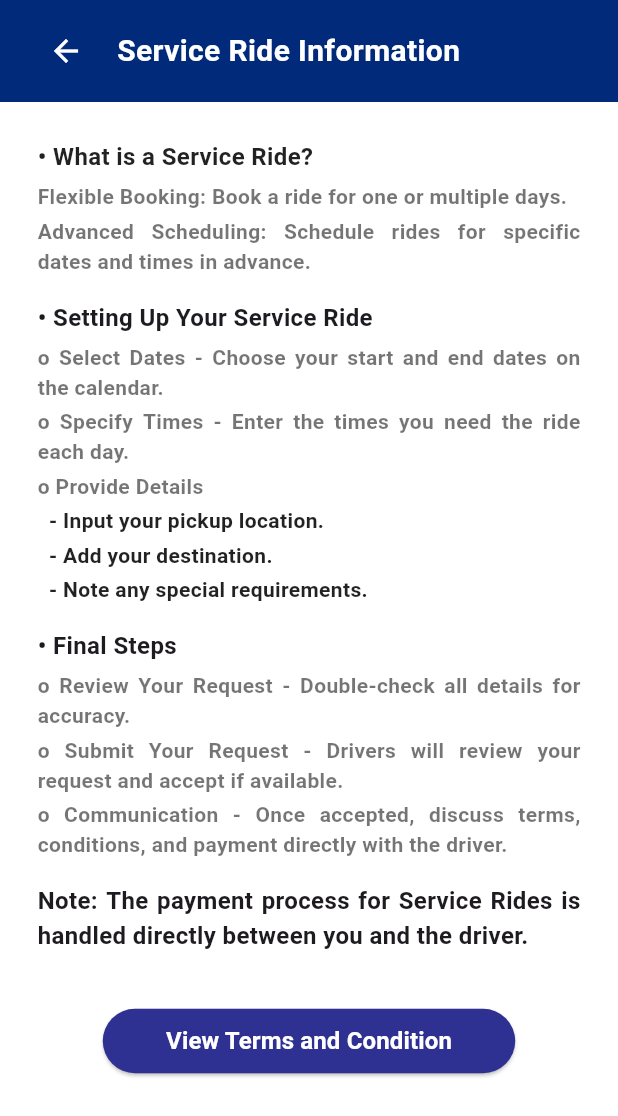
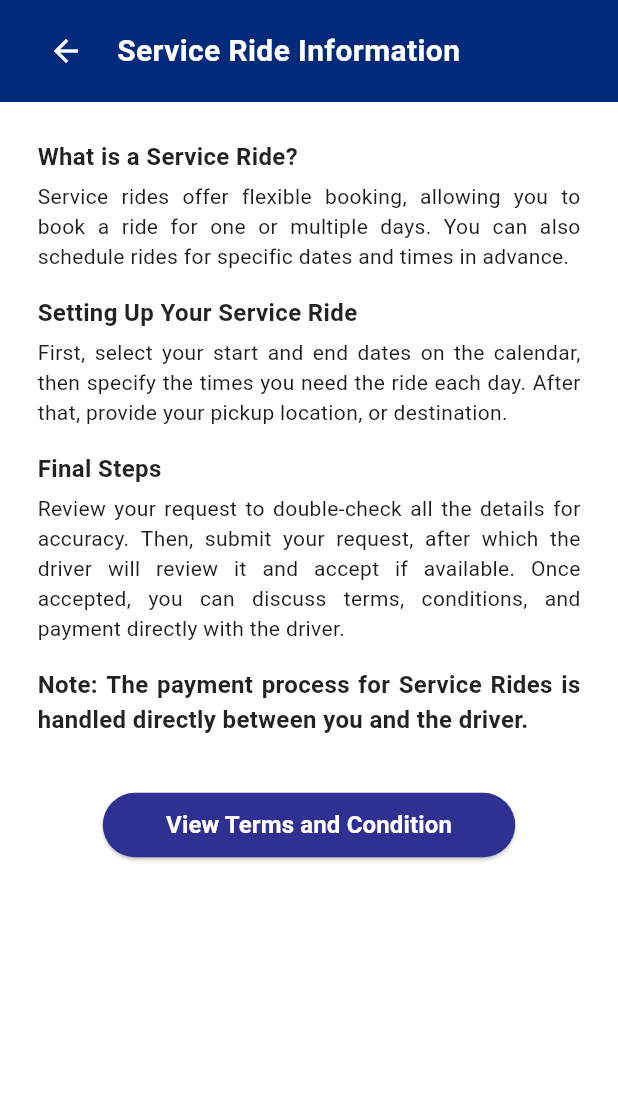
Before and after one commit to Jill-Anne/passenger, a Flutter app: the ServiceRidePage screen opened directly, on a phone screen of 412 x 824 dp. Shown: the top 1116 px of the screen. Run offline on Flutter 3.47's test engine with Material 3 defaults, Android fonts, the phone set to English and light mode, and no system bars; our stand-ins replace adaptive_dialog, calendar_date_picker2, cloud_firestore, connectivity_plus, firebase_auth, firebase_core and 11 more; missing offline and left inert: firebase_app_check, flutter_geofire, flutter_polyline_points, restart_app; accounts and stored records are empty; Roboto replaces fonts that are missing (Poppins).

Commit message:
revert prev commit about java and gradle. update the display text ui of service ride

```diff
--- a/lib/widgets/servicerideText.dart
+++ b/lib/widgets/servicerideText.dart
@@ -5,7 +5,7 @@ class ServiceRideInfo extends StatelessWidget {
   @override
   Widget build(BuildContext context) {
 
-        // Set the status bar color to transparent
+    // Set the status bar color to transparent
     SystemChrome.setSystemUIOverlayStyle(const SystemUiOverlayStyle(
       statusBarColor: Color.fromARGB(255, 1, 42, 123), // Set a color or transparent
       statusBarIconBrightness: Brightness.light,
@@ -17,89 +17,47 @@ class ServiceRideInfo extends StatelessWidget {
         crossAxisAlignment: CrossAxisAlignment.start,
         children: [
           Text(
-            '• What is a Service Ride?',
+            'What is a Service Ride?',
             style: TextStyle(fontWeight: FontWeight.bold, fontSize: 16, color: Colors.black87),
           ),
           SizedBox(height: 5),
           Text(
-            'Flexible Booking: Book a ride for one or multiple days.',
+            'Service rides offer flexible booking, allowing you to book a ride for one or multiple days. '
+            'You can also schedule rides for specific dates and times in advance.',
             textAlign: TextAlign.justify,
-             style: TextStyle(fontWeight: FontWeight.bold, color: Colors.black54),
-          ),
-          SizedBox(height: 3),
-          Text(
-            'Advanced Scheduling: Schedule rides for specific dates and times in advance.',
-            textAlign: TextAlign.justify,
-             style: TextStyle(fontWeight: FontWeight.bold, color: Colors.black54),
+           // style: TextStyle(fontWeight: FontWeight.bold, color: Colors.black54),
           ),
           SizedBox(height: 16),
+
           Text(
-            '• Setting Up Your Service Ride',
-            style: TextStyle(fontWeight: FontWeight.bold, fontSize: 16),
+            'Setting Up Your Service Ride',
+            style: TextStyle(fontWeight: FontWeight.bold, fontSize: 16, color: Colors.black87),
           ),
           SizedBox(height: 5),
           Text(
-            'o Select Dates - Choose your start and end dates on the calendar.',
+            'First, select your start and end dates on the calendar, then specify the times you need the ride each day. '
+            'After that, provide your pickup location, or destination.',
             textAlign: TextAlign.justify,
-             style: TextStyle(fontWeight: FontWeight.bold, color: Colors.black54),
-          ),
-          SizedBox(height: 3),
-          Text(
-            'o Specify Times - Enter the times you need the ride each day.',
-            textAlign: TextAlign.justify,
-             style: TextStyle(fontWeight: FontWeight.bold, color: Colors.black54),
-          ),
-              SizedBox(height: 3),
-          Text(
-            'o Provide Details',
-            style: TextStyle(fontWeight: FontWeight.bold, color: Colors.black54),
-
-          ),
-              SizedBox(height: 3),
-          Text(
-            '  - Input your pickup location.',
-            textAlign: TextAlign.justify,
-             style: TextStyle(fontWeight: FontWeight.bold, color: Colors.black87),
-          ),
-              SizedBox(height: 3),
-          Text(
-            '  - Add your destination.',
-            textAlign: TextAlign.justify,
-            style: TextStyle(fontWeight: FontWeight.bold, color: Colors.black87),
-          ),
-              SizedBox(height: 3),
-          Text(
-            '  - Note any special requirements.',
-            textAlign: TextAlign.justify,
-            style: TextStyle(fontWeight: FontWeight.bold, color: Colors.black87),
+            //style: TextStyle(fontWeight: FontWeight.bold, color: Colors.black54),
           ),
           SizedBox(height: 16),
+
           Text(
-            '• Final Steps',
-            style: TextStyle(fontWeight: FontWeight.bold , fontSize: 16),
+            'Final Steps',
+            style: TextStyle(fontWeight: FontWeight.bold, fontSize: 16, color: Colors.black87),
           ),
           SizedBox(height: 5),
           Text(
-            'o Review Your Request - Double-check all details for accuracy.',
+            'Review your request to double-check all the details for accuracy. Then, submit your request, after which the driver will review it and accept if available. '
+            'Once accepted, you can discuss terms, conditions, and payment directly with the driver.',
             textAlign: TextAlign.justify,
-             style: TextStyle(fontWeight: FontWeight.bold, color: Colors.black54),
-          ),
-           SizedBox(height: 3),
-          Text(
-            'o Submit Your Request - Drivers will review your request and accept if available.',
-            textAlign: TextAlign.justify,
-             style: TextStyle(fontWeight: FontWeight.bold, color: Colors.black54),
-          ),
-           SizedBox(height: 3),
-          Text(
-            'o Communication - Once accepted, discuss terms, conditions, and payment directly with the driver.',
-            textAlign: TextAlign.justify,
-             style: TextStyle(fontWeight: FontWeight.bold, color: Colors.black54),
+
           ),
           SizedBox(height: 16),
+
           Text(
             'Note: The payment process for Service Rides is handled directly between you and the driver.',
-            style: TextStyle(fontWeight: FontWeight.bold , fontSize: 16),
+            style: TextStyle(fontWeight: FontWeight.bold, fontSize: 16, color: Colors.black87),
             textAlign: TextAlign.justify,
           ),
         ],
```
Also changed, not shown: 5 other files.
